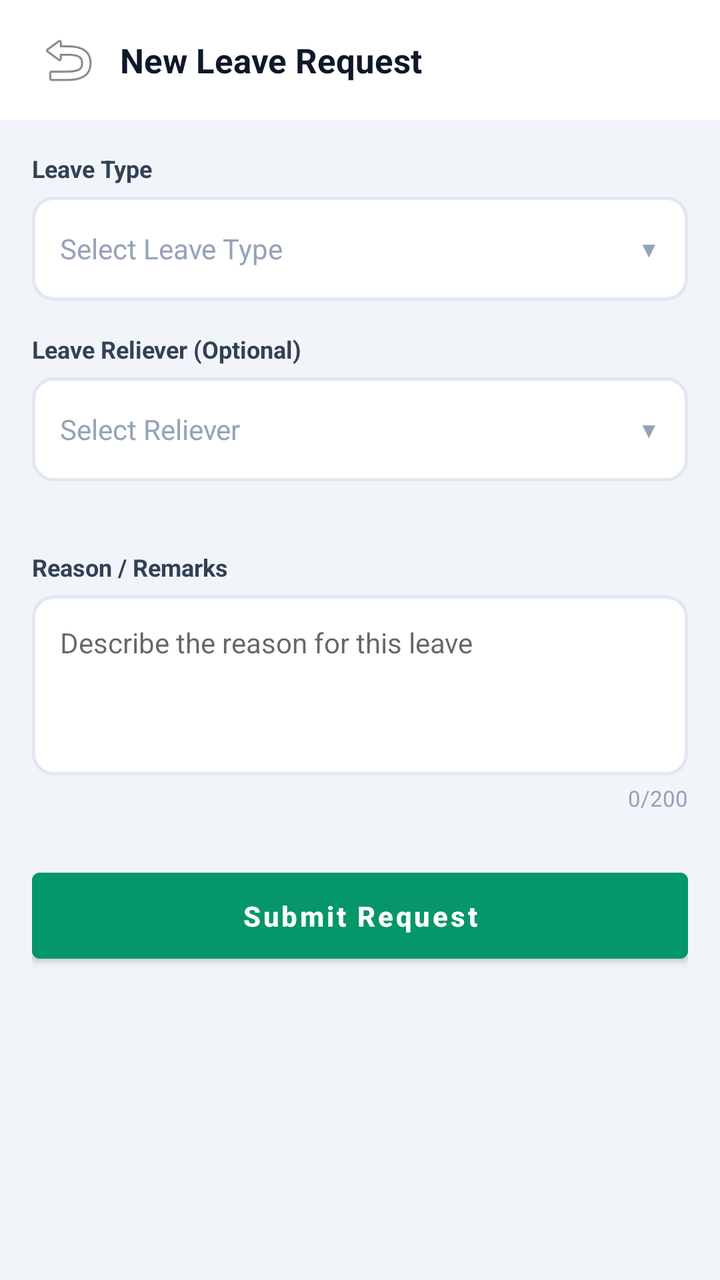
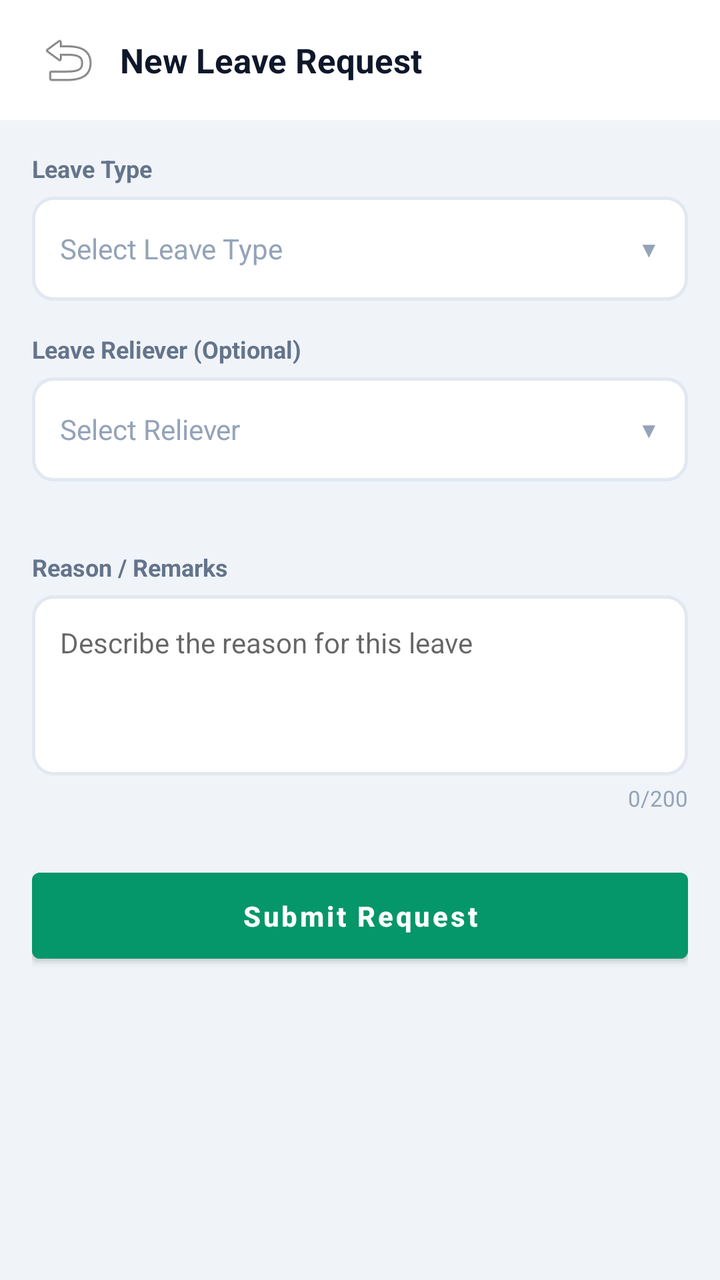

Before-and-after screenshots of an Android layout around one commit, followed by the original layout XML and the change that was made.
<!-- AndroidManifest.xml: application theme Theme.DataBridge -->
<!-- res/layout/fragment_leave_request_create.xml -->
<?xml version="1.0" encoding="utf-8"?>
<FrameLayout
    xmlns:android="http://schemas.android.com/apk/res/android"
    xmlns:app="http://schemas.android.com/apk/res-auto"
    android:layout_width="match_parent"
    android:layout_height="match_parent"
    android:background="#F1F5F9">

    <LinearLayout
        android:layout_width="match_parent"
        android:layout_height="match_parent"
        android:orientation="vertical">

        
        <LinearLayout
            android:layout_width="match_parent"
            android:layout_height="wrap_content"
            android:orientation="horizontal"
            android:gravity="center_vertical"
            android:paddingHorizontal="16dp"
            android:paddingVertical="12dp"
            android:background="#FFFFFF">

            <ImageButton
                android:id="@+id/btnLmRequestCreateBack"
                android:layout_width="36dp"
                android:layout_height="36dp"
                android:src="@android:drawable/ic_menu_revert"
                android:background="?attr/selectableItemBackgroundBorderless"
                android:contentDescription="Back" />

            <TextView
                android:id="@+id/tvLmRequestCreateTitle"
                android:layout_width="0dp"
                android:layout_weight="1"
                android:layout_height="wrap_content"
                android:text="New Leave Request"
                android:textSize="17sp"
                android:textStyle="bold"
                android:textColor="#0F172A"
                android:layout_marginStart="8dp" />
        </LinearLayout>

        <ScrollView
            android:layout_width="match_parent"
            android:layout_height="0dp"
            android:layout_weight="1"
            android:fillViewport="true"
            android:clipToPadding="false"
            android:paddingBottom="16dp">

            <LinearLayout
                android:layout_width="match_parent"
                android:layout_height="wrap_content"
                android:orientation="vertical"
                android:padding="16dp">

                
                <TextView
                    android:layout_width="wrap_content"
                    android:layout_height="wrap_content"
                    android:text="Leave Type"
                    android:textSize="12sp"
                    android:textStyle="bold"
                    android:textColor="#334155" />

                <LinearLayout
                    android:id="@+id/layoutLmRequestLeaveType"
                    android:layout_width="match_parent"
                    android:layout_height="52dp"
                    android:orientation="horizontal"
                    android:gravity="center_vertical"
                    android:layout_marginTop="6dp"
                    android:background="@drawable/bg_pc_input"
                    android:paddingHorizontal="14dp"
                    android:clickable="true"
                    android:focusable="true">

                    <TextView
                        android:id="@+id/tvLmRequestLeaveTypeSelected"
                        android:layout_width="0dp"
                        android:layout_weight="1"
                        android:layout_height="wrap_content"
                        android:text="Select Leave Type"
                        android:textSize="14sp"
                        android:textColor="#94A3B8" />

                    <TextView
                        android:layout_width="wrap_content"
                        android:layout_height="wrap_content"
                        android:text="\u25BC"
                        android:textSize="11sp"
                        android:textColor="#94A3B8" />
                </LinearLayout>

                
                <LinearLayout
                    android:id="@+id/groupLmRequestLeaveDate"
                    android:layout_width="match_parent"
                    android:layout_height="wrap_content"
                    android:orientation="vertical"
                    android:visibility="gone">

                    <TextView
                        android:layout_width="wrap_content"
                        android:layout_height="wrap_content"
                        android:text="Leave Date"
                        android:textSize="12sp"
                        android:textStyle="bold"
                        android:textColor="#334155"
                        android:layout_marginTop="16dp" />

                    <LinearLayout
                        android:id="@+id/layoutLmRequestLeaveDate"
                        android:layout_width="match_parent"
                        android:layout_height="52dp"
                        android:orientation="horizontal"
                        android:gravity="center_vertical"
                        android:layout_marginTop="6dp"
                        android:background="@drawable/bg_pc_input"
                        android:paddingHorizontal="14dp"
                        android:clickable="true"
                        android:focusable="true">

                        <TextView
                            android:id="@+id/tvLmRequestLeaveDateSelected"
                            android:layout_width="0dp"
                            android:layout_weight="1"
                            android:layout_height="wrap_content"
                            android:text="Select Leave Date"
                            android:textSize="14sp"
                            android:textColor="#94A3B8" />

                        <TextView
                            android:layout_width="wrap_content"
                            android:layout_height="wrap_content"
                            android:text="\uD83D\uDCC5"
                            android:textSize="14sp" />
                    </LinearLayout>
                </LinearLayout>

                
                <LinearLayout
                    android:id="@+id/groupLmRequestDutyDate"
                    android:layout_width="match_parent"
                    android:layout_height="wrap_content"
                    android:orientation="vertical"
                    android:visibility="gone">

                    <TextView
                        android:layout_width="wrap_content"
                        android:layout_height="wrap_content"
                        android:text="Duty Date"
                        android:textSize="12sp"
                        android:textStyle="bold"
                        android:textColor="#334155"
                        android:layout_marginTop="16dp" />

                    <LinearLayout
                        android:id="@+id/layoutLmRequestDutyDate"
                        android:layout_width="match_parent"
                        android:layout_height="52dp"
                        android:orientation="horizontal"
                        android:gravity="center_vertical"
                        android:layout_marginTop="6dp"
                        android:background="@drawable/bg_pc_input"
                        android:paddingHorizontal="14dp"
                        android:clickable="true"
                        android:focusable="true">

                        <TextView
                            android:id="@+id/tvLmRequestDutyDateSelected"
                            android:layout_width="0dp"
                            android:layout_weight="1"
                            android:layout_height="wrap_content"
                            android:text="Select Duty Date"
                            android:textSize="14sp"
                            android:textColor="#94A3B8" />

                        <TextView
                            android:layout_width="wrap_content"
                            android:layout_height="wrap_content"
                            android:text="\uD83D\uDCC5"
                            android:textSize="14sp" />
                    </LinearLayout>
                </LinearLayout>

                
                <TextView
                    android:layout_width="wrap_content"
                    android:layout_height="wrap_content"
                    android:text="Leave Reliever (Optional)"
                    android:textSize="12sp"
                    android:textStyle="bold"
                    android:textColor="#334155"
                    android:layout_marginTop="16dp" />

                <LinearLayout
                    android:id="@+id/layoutLmRequestReliever"
                    android:layout_width="match_parent"
                    android:layout_height="52dp"
                    android:orientation="horizontal"
                    android:gravity="center_vertical"
                    android:layout_marginTop="6dp"
                    android:background="@drawable/bg_pc_input"
                    android:paddingHorizontal="14dp"
                    android:clickable="true"
                    android:focusable="true">

                    <TextView
                        android:id="@+id/tvLmRequestRelieverSelected"
                        android:layout_width="0dp"
                        android:layout_weight="1"
                        android:layout_height="wrap_content"
                        android:text="Select Reliever"
                        android:textSize="14sp"
                        android:textColor="#94A3B8" />

                    <TextView
                        android:layout_width="wrap_content"
                        android:layout_height="wrap_content"
                        android:text="\u25BC"
                        android:textSize="11sp"
                        android:textColor="#94A3B8" />
                </LinearLayout>

                <TextView
                    android:id="@+id/tvLmRequestRelieverHint"
                    android:layout_width="match_parent"
                    android:layout_height="wrap_content"
                    android:layout_marginTop="4dp"
                    android:text=""
                    android:textSize="11sp"
                    android:textColor="#94A3B8" />

                
                <TextView
                    android:layout_width="wrap_content"
                    android:layout_height="wrap_content"
                    android:text="Reason / Remarks"
                    android:textSize="12sp"
                    android:textStyle="bold"
                    android:textColor="#334155"
                    android:layout_marginTop="16dp" />

                <EditText
                    android:id="@+id/etLmRequestReason"
                    android:layout_width="match_parent"
                    android:layout_height="90dp"
                    android:layout_marginTop="6dp"
                    android:background="@drawable/bg_pc_input"
                    android:hint="Describe the reason for this leave"
                    android:textSize="14sp"
                    android:textColor="#0F172A"
                    android:padding="14dp"
                    android:gravity="top"
                    android:maxLength="200"
                    android:inputType="textMultiLine" />

                <TextView
                    android:id="@+id/tvLmRequestReasonCount"
                    android:layout_width="wrap_content"
                    android:layout_height="wrap_content"
                    android:layout_gravity="end"
                    android:layout_marginTop="4dp"
                    android:text="0/200"
                    android:textSize="11sp"
                    android:textColor="#94A3B8" />

                
                <Button
                    android:id="@+id/btnLmRequestSubmit"
                    android:layout_width="match_parent"
                    android:layout_height="wrap_content"
                    android:layout_marginTop="24dp"
                    android:text="Submit Request"
                    android:textAllCaps="false"
                    android:textStyle="bold"
                    android:textColor="#FFFFFF"
                    android:backgroundTint="#059669"
                    android:paddingVertical="12dp" />

            </LinearLayout>
        </ScrollView>
    </LinearLayout>
</FrameLayout>
<!-- resources referenced by this layout -->
<resources>
  <!-- drawable bg_pc_input (drawable) -->
  <?xml version="1.0" encoding="utf-8"?>
  <shape xmlns:android="http://schemas.android.com/apk/res/android"
      android:shape="rectangle">
      <solid android:color="#FFFFFF" />
      <stroke android:width="1.5dp" android:color="#E2E8F0" />
      <corners android:radius="10dp" />
  </shape>
  <style name="Theme.DataBridge" parent="Theme.MaterialComponents.DayNight.NoActionBar">
      <item name="colorPrimary">#00d4ff</item>
      <item name="colorPrimaryVariant">#16213e</item>
      <item name="colorOnPrimary">#ffffff</item>
      <item name="colorSecondary">#00d4ff</item>
      <item name="android:statusBarColor">#1a1a2e</item>
  </style>
</resources>

<!-- the commit's change to res/layout/fragment_leave_request_create.xml (unified diff, before → after) -->
@@ -4,7 +4,7 @@
     xmlns:app="http://schemas.android.com/apk/res-auto"
     android:layout_width="match_parent"
     android:layout_height="match_parent"
-    android:background="#F1F5F9">
+    android:background="@color/theme_bg_app">
 
     <LinearLayout
         android:layout_width="match_parent"
@@ -19,7 +19,7 @@
             android:gravity="center_vertical"
             android:paddingHorizontal="16dp"
             android:paddingVertical="12dp"
-            android:background="#FFFFFF">
+            android:background="@color/theme_bg_card">
 
             <ImageButton
                 android:id="@+id/btnLmRequestCreateBack"
@@ -37,7 +37,7 @@
                 android:text="New Leave Request"
                 android:textSize="17sp"
                 android:textStyle="bold"
-                android:textColor="#0F172A"
+                android:textColor="@color/theme_text_primary"
                 android:layout_marginStart="8dp" />
         </LinearLayout>
 
@@ -62,7 +62,7 @@
                     android:text="Leave Type"
                     android:textSize="12sp"
                     android:textStyle="bold"
-                    android:textColor="#334155" />
+                    android:textColor="@color/theme_text_secondary" />
 
                 <LinearLayout
                     android:id="@+id/layoutLmRequestLeaveType"
@@ -83,14 +83,14 @@
                         android:layout_height="wrap_content"
                         android:text="Select Leave Type"
                         android:textSize="14sp"
-                        android:textColor="#94A3B8" />
+                        android:textColor="@color/theme_text_muted" />
 
                     <TextView
                         android:layout_width="wrap_content"
                         android:layout_height="wrap_content"
                         android:text="\u25BC"
                         android:textSize="11sp"
-                        android:textColor="#94A3B8" />
+                        android:textColor="@color/theme_text_muted" />
                 </LinearLayout>
 
                 
@@ -107,7 +107,7 @@
                         android:text="Leave Date"
                         android:textSize="12sp"
                         android:textStyle="bold"
-                        android:textColor="#334155"
+                        android:textColor="@color/theme_text_secondary"
                         android:layout_marginTop="16dp" />
 
                     <LinearLayout
@@ -129,7 +129,7 @@
                             android:layout_height="wrap_content"
                             android:text="Select Leave Date"
                             android:textSize="14sp"
-                            android:textColor="#94A3B8" />
+                            android:textColor="@color/theme_text_muted" />
 
                         <TextView
                             android:layout_width="wrap_content"
@@ -153,7 +153,7 @@
                         android:text="Duty Date"
                         android:textSize="12sp"
                         android:textStyle="bold"
-                        android:textColor="#334155"
+                        android:textColor="@color/theme_text_secondary"
                         android:layout_marginTop="16dp" />
 
                     <LinearLayout
@@ -175,7 +175,7 @@
                             android:layout_height="wrap_content"
                             android:text="Select Duty Date"
                             android:textSize="14sp"
-                            android:textColor="#94A3B8" />
+                            android:textColor="@color/theme_text_muted" />
 
                         <TextView
                             android:layout_width="wrap_content"
@@ -192,7 +192,7 @@
                     android:text="Leave Reliever (Optional)"
                     android:textSize="12sp"
                     android:textStyle="bold"
-                    android:textColor="#334155"
+                    android:textColor="@color/theme_text_secondary"
                     android:layout_marginTop="16dp" />
 
                 <LinearLayout
@@ -214,14 +214,14 @@
                         android:layout_height="wrap_content"
                         android:text="Select Reliever"
                         android:textSize="14sp"
-                        android:textColor="#94A3B8" />
+                        android:textColor="@color/theme_text_muted" />
 
                     <TextView
                         android:layout_width="wrap_content"
                         android:layout_height="wrap_content"
                         android:text="\u25BC"
                         android:textSize="11sp"
-                        android:textColor="#94A3B8" />
+                        android:textColor="@color/theme_text_muted" />
                 </LinearLayout>
 
                 <TextView
@@ -231,7 +231,7 @@
                     android:layout_marginTop="4dp"
                     android:text=""
                     android:textSize="11sp"
-                    android:textColor="#94A3B8" />
+                    android:textColor="@color/theme_text_muted" />
 
                 
                 <TextView
@@ -240,7 +240,7 @@
                     android:text="Reason / Remarks"
                     android:textSize="12sp"
                     android:textStyle="bold"
-                    android:textColor="#334155"
+                    android:textColor="@color/theme_text_secondary"
                     android:layout_marginTop="16dp" />
 
                 <EditText
@@ -251,7 +251,7 @@
                     android:background="@drawable/bg_pc_input"
                     android:hint="Describe the reason for this leave"
                     android:textSize="14sp"
-                    android:textColor="#0F172A"
+                    android:textColor="@color/theme_text_primary"
                     android:padding="14dp"
                     android:gravity="top"
                     android:maxLength="200"
@@ -265,7 +265,7 @@
                     android:layout_marginTop="4dp"
                     android:text="0/200"
                     android:textSize="11sp"
-                    android:textColor="#94A3B8" />
+                    android:textColor="@color/theme_text_muted" />
 
                 
                 <Button
@@ -276,7 +276,7 @@
                     android:text="Submit Request"
                     android:textAllCaps="false"
                     android:textStyle="bold"
-                    android:textColor="#FFFFFF"
+                    android:textColor="@color/theme_text_inverse"
                     android:backgroundTint="#059669"
                     android:paddingVertical="12dp" />
 
<!-- resource entries referenced after the edit -->
@@ -1,5 +1,11 @@
 <!-- resources referenced by this layout -->
 <resources>
+  <color name="theme_bg_app">#f0f4f8</color>
+  <color name="theme_bg_card">#ffffff</color>
+  <color name="theme_text_inverse">#ffffff</color>
+  <color name="theme_text_muted">#94a3b8</color>
+  <color name="theme_text_primary">#0f172a</color>
+  <color name="theme_text_secondary">#64748b</color>
   <!-- drawable bg_pc_input (drawable) -->
   <?xml version="1.0" encoding="utf-8"?>
   <shape xmlns:android="http://schemas.android.com/apk/res/android"
